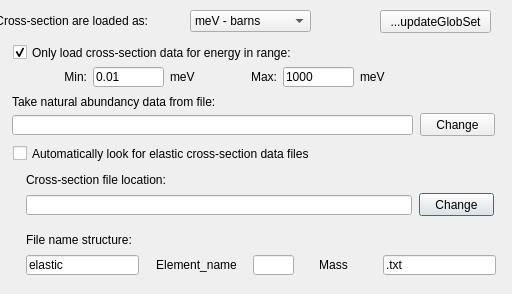
Before: the Qt Designer form src/gui/aelasticcrosssectionautoloadconfig.ui in andrmor/ANTS2, drawn with Qt 5.
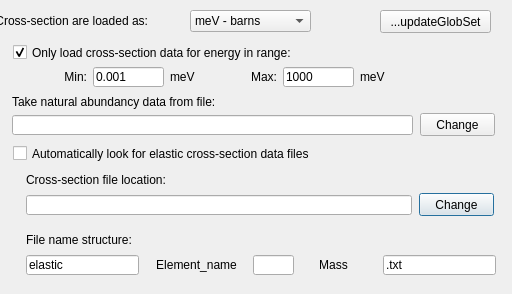
After: the same form once the commit is applied.

Patch:
```diff
--- a/src/gui/aelasticcrosssectionautoloadconfig.ui
+++ b/src/gui/aelasticcrosssectionautoloadconfig.ui
@@ -308,7 +308,7 @@
     </rect>
    </property>
    <property name="text">
-    <string>0.01</string>
+    <string>0.001</string>
    </property>
   </widget>
   <widget class="QLabel" name="label_7">
```
